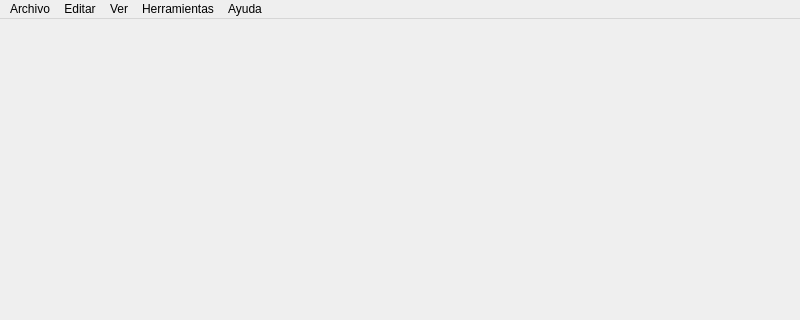
Old version of the form editor/mainwindow.ui in the repository fbrondo/tp-grupal-argentum; both pictures show x 0 to 800 and y 0 to 320 of the 800 by 600 pixel window.
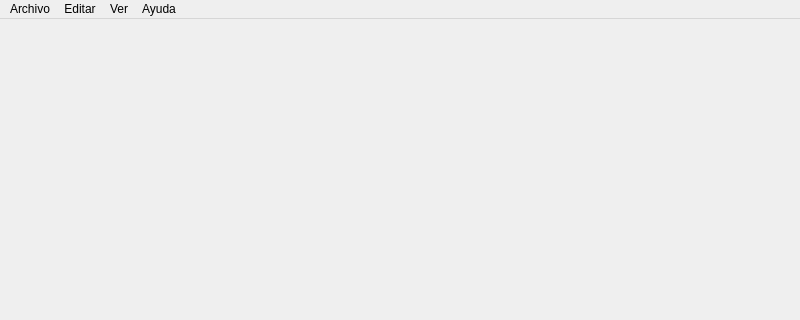
New version of the form.

Commit message: Refactoring gui main window

The edit to the form file:
```diff
--- a/editor/mainwindow.ui
+++ b/editor/mainwindow.ui
@@ -57,12 +57,6 @@
     <addaction name="actionZoom"/>
     <addaction name="actionZoom_2"/>
    </widget>
-   <widget class="QMenu" name="menuHerramientas">
-    <property name="title">
-     <string>Herramientas</string>
-    </property>
-    <addaction name="actionSeleccionar_graficos"/>
-   </widget>
    <widget class="QMenu" name="menuAyuda">
     <property name="title">
      <string>Ayuda</string>
@@ -73,7 +67,6 @@
    <addaction name="menuArchivo"/>
    <addaction name="menuEditar"/>
    <addaction name="menuVer"/>
-   <addaction name="menuHerramientas"/>
    <addaction name="menuAyuda"/>
   </widget>
   <widget class="QStatusBar" name="statusbar"/>
```
Left out of the diff: 5 changed lines with no effect on the pictures.
